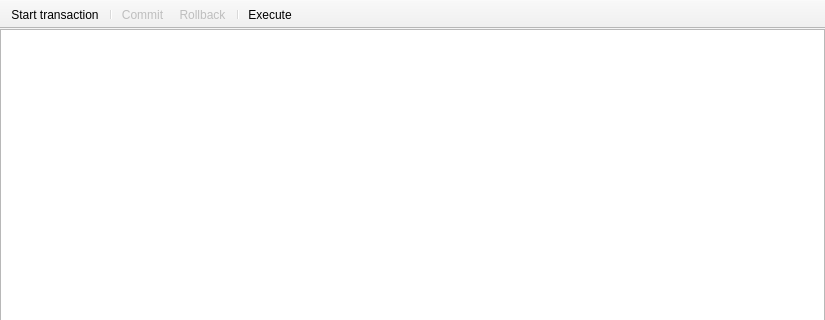
First picture: the form in src/home/flibrary/gui/QueryWindow.ui, repository heimdallr/books, before the edit; both pictures show x 0 to 825 and y 0 to 320 of the 825 by 601 pixel window.
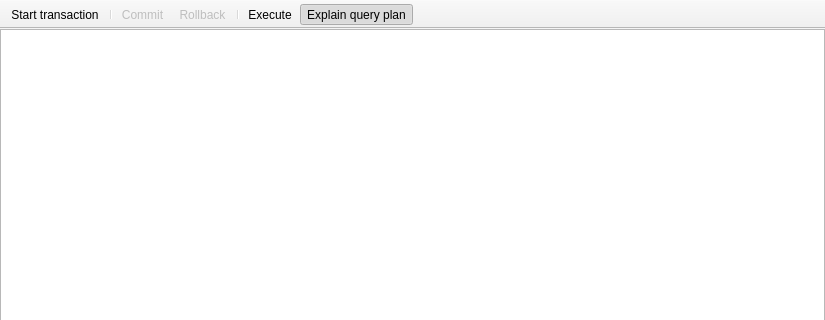
Second picture: the form after the edit.

What changed in the file:
```diff
--- a/src/home/flibrary/gui/QueryWindow.ui
+++ b/src/home/flibrary/gui/QueryWindow.ui
@@ -58,6 +58,7 @@
    <addaction name="actionRollback"/>
    <addaction name="separator"/>
    <addaction name="actionExecute"/>
+   <addaction name="actionExplainQueryPlan"/>
   </widget>
   <action name="actionStartTransaction">
    <property name="text">
@@ -116,8 +117,19 @@
    <property name="shortcut">
     <string notr="true">Shift+Esc</string>
    </property>
-   <property name="menuRole">
-    <enum>QAction::MenuRole::NoRole</enum>
+  </action>
+  <action name="actionExplainQueryPlan">
+   <property name="checkable">
+    <bool>true</bool>
+   </property>
+   <property name="checked">
+    <bool>true</bool>
+   </property>
+   <property name="text">
+    <string>Explain query &amp;plan</string>
+   </property>
+   <property name="shortcut">
+    <string notr="true">Ctrl+P</string>
    </property>
   </action>
  </widget>
```
Left out of the diff: 12 changed lines with no effect on the pictures.
